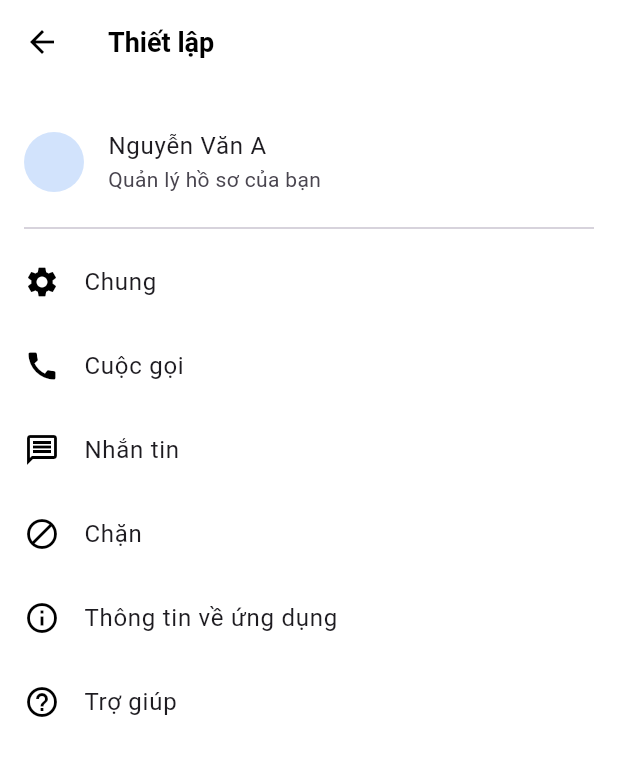
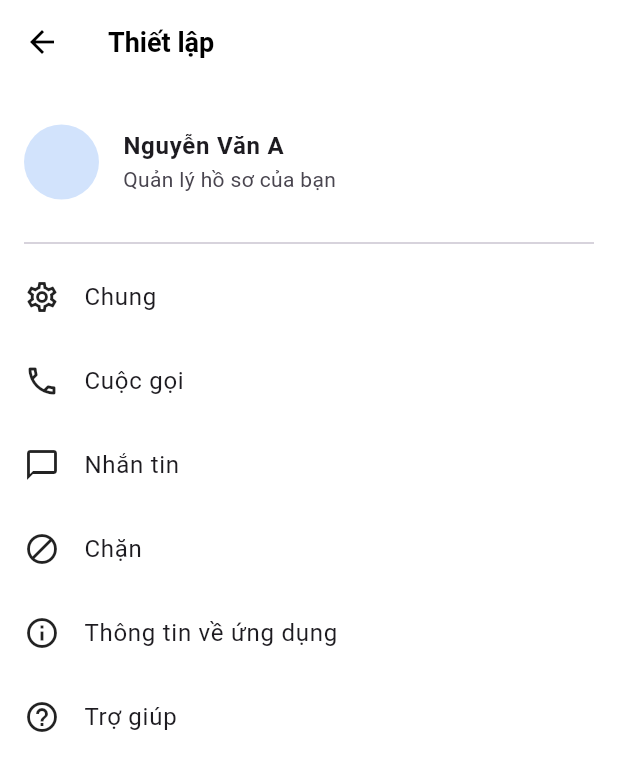
Before and after one commit to VuTruongAn64ktpm1/Mobile, a Flutter app: the SettingsScreen screen opened by its route, on a phone screen of 412 x 824 dp. Shown: the top 771 px of the screen. Run offline on Flutter 3.47's test engine with Material 3 defaults, Android fonts, the phone set to English and light mode, and no system bars.

Commit message:
Update UI/feature/setting

```diff
--- a/lib/presentation/screens/settings/settings_screen.dart
+++ b/lib/presentation/screens/settings/settings_screen.dart
@@ -3,20 +3,50 @@ import '../../../core/app_colors.dart';
 
 class SettingsScreen extends StatelessWidget {
   const SettingsScreen({super.key});
+
   @override
   Widget build(BuildContext context) {
     return Scaffold(
-      appBar: AppBar(leading: const BackButton(), title: const Text("Thiết lập")),
+      appBar: AppBar(
+        leading: const BackButton(),
+        title: const Text("Thiết lập"),
+      ),
       body: ListView(
         padding: const EdgeInsets.all(16),
         children: [
-          ListTile(leading: const CircleAvatar(backgroundColor: AppColors.avatarBlue), title: const Text("Nguyễn Văn A"), subtitle: const Text("Quản lý hồ sơ của bạn"), contentPadding: EdgeInsets.zero),
+          ListTile(
+            leading: const CircleAvatar(radius: 25, backgroundColor: AppColors.avatarBlue),
+            title: const Text("Nguyễn Văn A", style: TextStyle(fontWeight: FontWeight.bold)),
+            subtitle: const Text("Quản lý hồ sơ của bạn"),
+            contentPadding: EdgeInsets.zero,
+            onTap: () {
+            //dieu huong den profile screen
+            Navigator.pushNamed(context, '/profile');
+          },
+          ),
+          const SizedBox(height: 10),
           const Divider(),
-          _item(Icons.settings, "Chung"), _item(Icons.call, "Cuộc gọi"), _item(Icons.message_outlined, "Nhắn tin"), _item(Icons.block, "Chặn"), _item(Icons.info_outline, "Thông tin về ứng dụng"),
-          _item(Icons.help_outline, "Trợ giúp", onTap: () => Navigator.pushNamed(context, '/help')),
+          _item(context, Icons.settings_outlined, "Chung"),
+          _item(context, Icons.call_outlined, "Cuộc gọi", routeName: '/settings/call'), // Link tới trang Call Settings
+          _item(context, Icons.chat_bubble_outline, "Nhắn tin"),
+          _item(context, Icons.block_outlined, "Chặn"),
+          _item(context, Icons.info_outline, "Thông tin về ứng dụng", routeName: '/settings/info'), // Link tới trang App Info
+          _item(context, Icons.help_outline, "Trợ giúp", routeName: '/help'),
         ],
       ),
     );
   }
-  Widget _item(IconData i, String t, {VoidCallback? onTap}) => ListTile(leading: Icon(i, color: Colors.black), title: Text(t), onTap: onTap, contentPadding: EdgeInsets.zero);
+
+  Widget _item(BuildContext context, IconData icon, String text, {String? routeName}) {
+    return ListTile(
+      leading: Icon(icon, color: Colors.black87),
+      title: Text(text),
+      contentPadding: EdgeInsets.zero,
+      onTap: () {
+        if (routeName != null) {
+          Navigator.pushNamed(context, routeName);
+        }
+      },
+    );
+  }
 }
```
